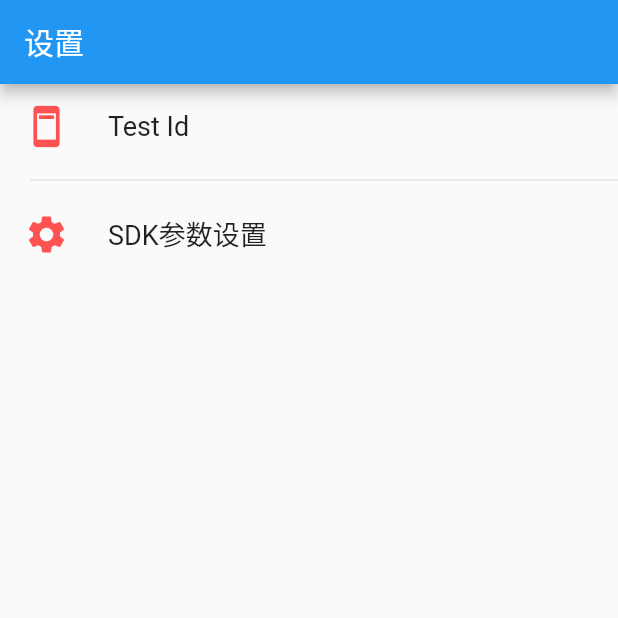
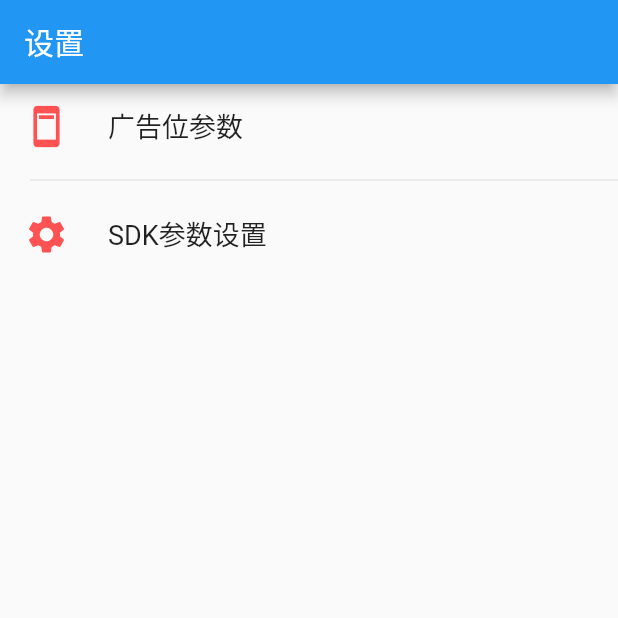
Before and after one commit to Sigmob/ToBidDemo-Flutter, a Flutter app: the screen it shows after launch, item 2 of the bottom bar chosen, on a phone screen of 412 x 824 dp, the top half of it. Run offline on Flutter 3.47's test engine with Material 2 defaults, Android fonts, the phone set to English and light mode, and no system bars; our stand-ins replace adaptive_dialog, dio, fluttertoast, get; missing offline and left inert: flutter_advanced_segment.

Commit message:
更新广告参数

```diff
--- a/lib/models/ad_setting.dart
+++ b/lib/models/ad_setting.dart
@@ -39,7 +39,26 @@ class AdSetting {
       var json = convert.jsonDecode(contents);
       return AdSetting.fromJson(json);
     } catch (err) {
-       return   AdSetting(appId: 16991,slotIds: [SlotId(adSlotId: "3431532395562379",adType: 2)],otherSetting:  OtherSetting());
+
+      // adType: 1 :激励广告，2 开屏广告，4：插屏广告, 5：原生信息流广告， 7 横幅广告
+        if(Platform.isIOS){
+                return  AdSetting(appId: 16990,slotIds: [
+                  SlotId(adSlotId: "8373387208687695",adType: 1), // 激励广告位
+                  SlotId(adSlotId: "8374774642581842",adType: 2), // 开屏广告位
+                  SlotId(adSlotId: "9690693976929807",adType: 4), // 插屏广告位
+                  SlotId(adSlotId: "5756789376418096",adType: 5), // 原生信息流广告位
+                  SlotId(adSlotId: "9828667573411889",adType: 7), // 横幅广告位
+                ],otherSetting:  OtherSetting());
+
+        }else{
+              return  AdSetting(appId: 16991,slotIds: [
+                SlotId(adSlotId: "9387595158051935",adType: 1), // 激励广告位
+                SlotId(adSlotId: "2009470615832232",adType: 2), // 开屏广告位
+                SlotId(adSlotId: "4753286031006593",adType: 4), // 插屏广告位
+                SlotId(adSlotId: "9224761251541712",adType: 5), // 原生信息流广告位
+                SlotId(adSlotId: "6426940313333654",adType: 7), // 横幅广告位
+              ],otherSetting:  OtherSetting());
+                }
     }
   }
 
--- a/lib/pages/settings/setting_page.dart
+++ b/lib/pages/settings/setting_page.dart
@@ -8,7 +8,7 @@ import 'test_id.dart';
 class SettingPage extends StatelessWidget {
 
   final List _items = [
-    {'icon': Icons.ad_units, 'title': 'Test Id'},
+    {'icon': Icons.ad_units, 'title': '广告位参数'},
     {'icon': Icons.settings, 'title': 'SDK参数设置'},
   ];
 
```
Also changed, not shown: lib/pages/settings/sdk_params_page.dart (+1 -16 lines), lib/pages/settings/test_id.dart (+2 -41 lines).
